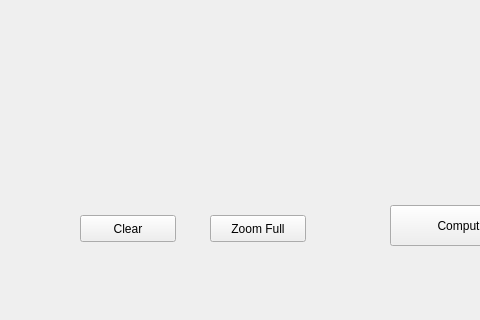
Before: the Qt Designer form Qt-gui/mainwindow.ui in yashdeep97/LineIntersection, drawn with Qt 5; both pictures show x 0 to 480 and y 242 to 562 of the 704 by 562 pixel window.
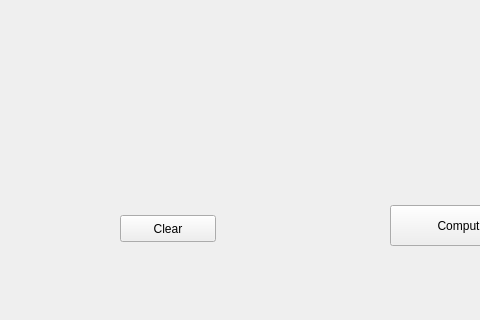
After: the same form once the commit is applied. Custom widgets are drawn as their Qt base class.

Diff of the .ui file:
```diff
--- a/Qt-gui/mainwindow.ui
+++ b/Qt-gui/mainwindow.ui
@@ -27,7 +27,7 @@
    <widget class="QPushButton" name="btn_clear">
     <property name="geometry">
      <rect>
-      <x>80</x>
+      <x>120</x>
       <y>440</y>
       <width>96</width>
       <height>27</height>
@@ -37,19 +37,6 @@
      <string>Clear</string>
     </property>
    </widget>
-   <widget class="QPushButton" name="btn_zoomFull">
-    <property name="geometry">
-     <rect>
-      <x>210</x>
-      <y>440</y>
-      <width>96</width>
-      <height>27</height>
-     </rect>
-    </property>
-    <property name="text">
-     <string>Zoom Full</string>
-    </property>
-   </widget>
    <widget class="QPushButton" name="btn_runAlgo">
     <property name="geometry">
      <rect>
```
Left out of the diff: 2 changed lines with no effect on the pictures.
